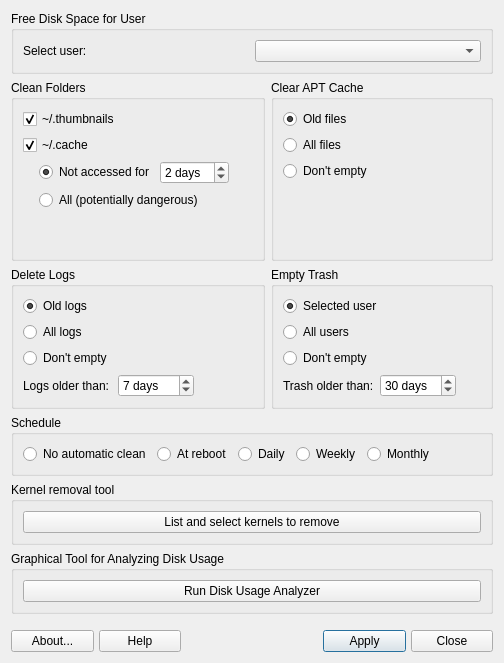
Above: mainwindow.ui from MX-Linux/mx-cleanup before the change. Below: the same form after it.
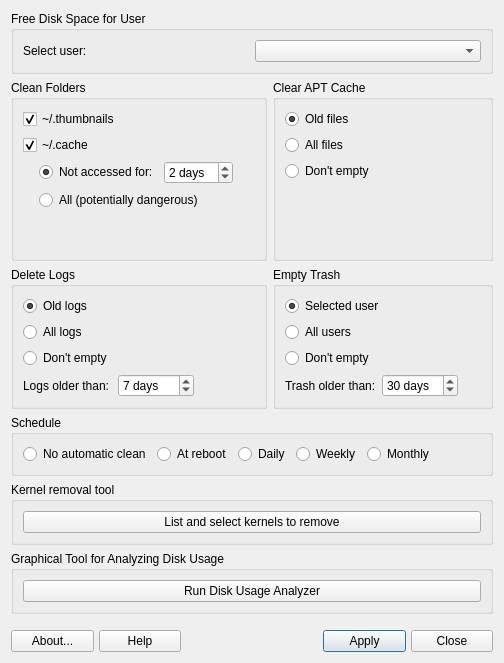
That is the form after the change. Icons and pictures are not drawn.

```diff
--- a/mainwindow.ui
+++ b/mainwindow.ui
@@ -90,7 +90,7 @@
       <item row="4" column="1">
        <widget class="QRadioButton" name="radioSaferCache">
         <property name="text">
-         <string>Not accessed for</string>
+         <string>Not accessed for:</string>
         </property>
         <property name="checked">
          <bool>true</bool>
```
Left out of the diff: 2 changed lines with no effect on the pictures.
